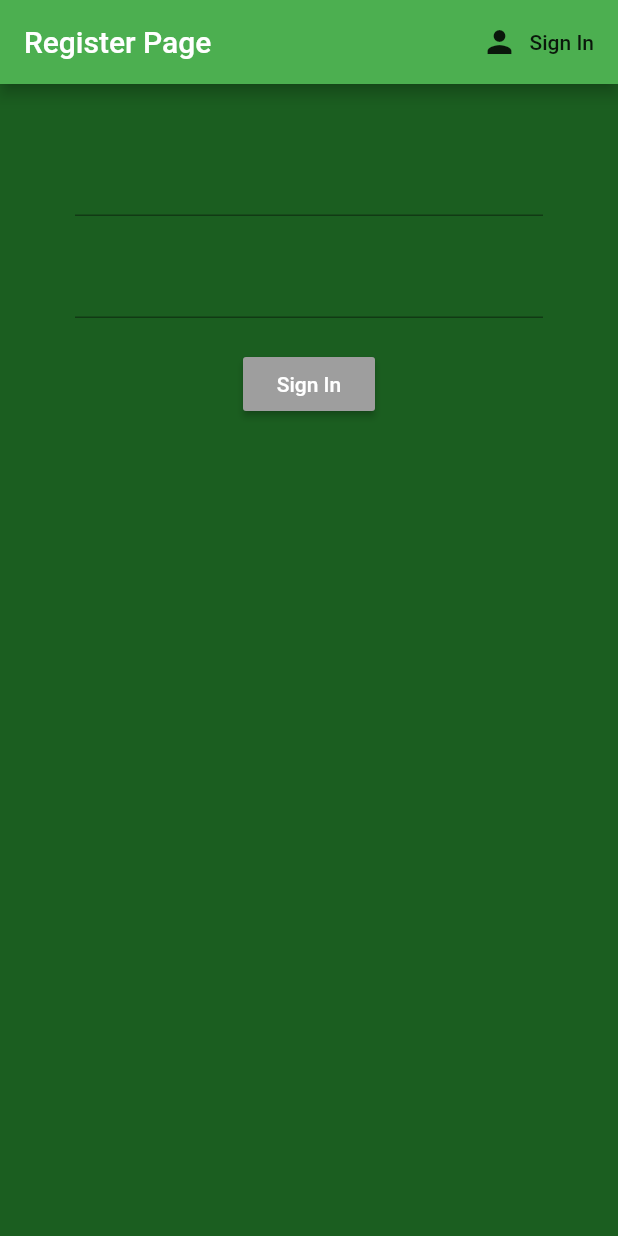
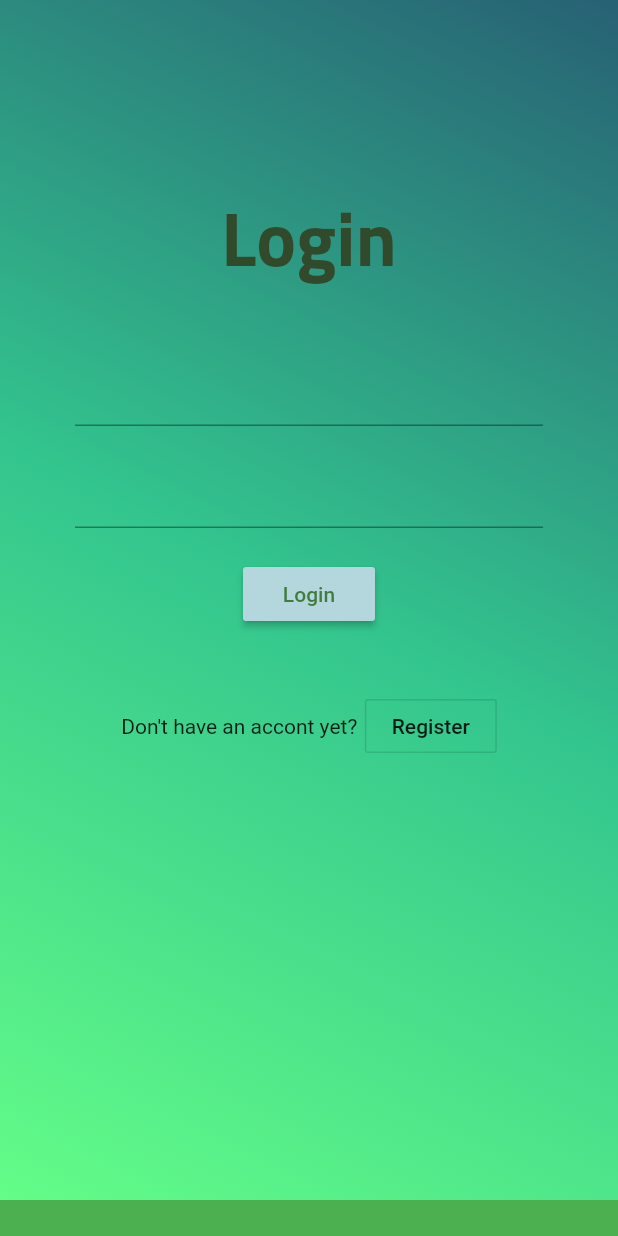
Before and after one commit to JoaoPedroVisconti/Agropec_App, a Flutter app: the screen it shows after launch, on a phone screen of 412 x 824 dp. Run offline on Flutter 3.47's test engine with Material 2 defaults, Android fonts, the phone set to English and light mode, and no system bars; our stand-ins replace firebase_auth, firebase_core; accounts and stored records are empty.

Commit message:
Start UI Login

```diff
--- /dev/null
+++ b/agropec_app/lib/Models/global.dart
@@ -0,0 +1,36 @@
+import 'package:flutter/material.dart';
+
+Color milkWhiteYellow = Color(0xFFEADFCE);
+Color greenMiddle = Color(0xFF427C3D);
+Color greenLight = Color(0xFF48A662);
+Color greenDark = Color(0xFF314A2C);
+Color blueMiddle = Color(0xFF009BDD);
+
+Color buttonBlueLight = Color(0xFFB3D7DC);
+
+// Swipped Colors
+// Color greenBeg = Color(0xFF117c6f);
+// Color greenMid = Color(0xFF289c8e);
+// Color greenEnd = Color(0xFF2fc4b2);
+
+// Color greenBeg = Color(0xFF1b2727);
+// Color greenMid = Color(0xFF6b8e4e);
+// Color greenEnd = Color(0xFFd5dddf);
+
+Color greenBeg = Color(0xFF276174);
+Color greenMid = Color(0xFF33c58e);
+Color greenEnd = Color(0xFF63fd88);
+
+TextStyle loginTitleStyle = TextStyle(
+  fontFamily: 'TitilliumWeb',
+  // fontWeight: FontWeight.bold,
+  color: greenDark,
+  fontSize: 50,
+);
+
+// TextStyle darkTodoTitle = TextStyle(
+//   fontFamily: 'Avenir',
+//   fontWeight: FontWeight.bold,
+//   color: darkGreyColor,
+//   fontSize: 30,
+// );
--- a/agropec_app/lib/Screens/Authentication/authenticate.dart
+++ b/agropec_app/lib/Screens/Authentication/authenticate.dart
@@ -1,4 +1,4 @@
-import 'package:agropec_app/Screens/Authentication/sign_in.dart';
+import 'package:agropec_app/Screens/Authentication/login.dart';
 import 'package:agropec_app/Screens/Authentication/register.dart';
 import 'package:flutter/material.dart';
 
@@ -8,18 +8,18 @@ class Authenticate extends StatefulWidget {
 }
 
 class _AuthenticateState extends State<Authenticate> {
-  bool showSignIn = false;
+  bool showLogin = true;
 
   void toggleView() {
     setState(() {
-      showSignIn = !showSignIn;
+      showLogin = !showLogin;
     });
   }
 
   @override
   Widget build(BuildContext context) {
-    if (showSignIn) {
-      return SignIn(toggleView: toggleView);
+    if (showLogin) {
+      return Login(toggleView: toggleView);
     } else {
       return Register(toggleView: toggleView);
     }
--- /dev/null
+++ b/agropec_app/lib/Screens/Authentication/login.dart
@@ -0,0 +1,157 @@
+import 'package:agropec_app/services/auth.dart';
+import 'package:flutter/material.dart';
+import 'package:agropec_app/Models/global.dart';
+
+class Login extends StatefulWidget {
+  final Function toggleView;
+
+  Login({this.toggleView});
+
+  @override
+  _LoginState createState() => _LoginState();
+}
+
+class _LoginState extends State<Login> {
+  final AuthService _auth = AuthService();
+  final _formKey = GlobalKey<FormState>();
+
+  String email = '';
+  String password = '';
+  String error = '';
+
+  @override
+  Widget build(BuildContext context) {
+    return Scaffold(
+      extendBodyBehindAppBar: true,
+      backgroundColor: Colors.green,
+      // appBar: AppBar(
+      //   centerTitle: true,
+      //   elevation: 10,
+      //   shape: RoundedRectangleBorder(
+      //     borderRadius: BorderRadius.only(
+      //         bottomLeft: Radius.circular(20),
+      //         bottomRight: Radius.circular(20)),
+      //   ),
+      //   backgroundColor: buttonBlueLight,
+      //   title: Text(
+      //     'Login',
+      //     style: TextStyle(
+      //       color: greenMiddle,
+      //     ),
+      //   ),
+      //   actions: [
+      //     FlatButton.icon(
+      //       onPressed: () {
+      //         widget.toggleView();
+      //       },
+      //       icon: Icon(Icons.person),
+      //       label: Text('Register'),
+      //     )
+      //   ],
+      // ),
+      body: SingleChildScrollView(
+        child: Container(
+          height: 800,
+          decoration: BoxDecoration(
+            gradient: LinearGradient(
+              begin: Alignment.topRight,
+              end: Alignment.bottomLeft,
+              colors: [
+                greenBeg,
+                greenMid,
+                greenEnd,
+              ],
+            ),
+          ),
+          // decoration: BoxDecoration(
+          //   image: DecorationImage(
+          //       image: AssetImage('assets/background_login.png'),
+          //       fit: BoxFit.fill),
+          // ),
+          padding: EdgeInsets.symmetric(vertical: 20, horizontal: 50),
+          child: Column(
+            children: [
+              Container(
+                padding: EdgeInsets.only(top: 100),
+                child: Text(
+                  'Login',
+                  style: loginTitleStyle,
+                ),
+              ),
+              Form(
+                key: _formKey,
+                child: Column(
+                  children: [
+                    SizedBox(height: 40),
+                    TextFormField(
+                      validator: (val) => val.isEmpty ? 'Enter an Email' : null,
+                      onChanged: (val) {
+                        setState(() {
+                          email = val;
+                        });
+                      },
+                    ),
+                    SizedBox(height: 20),
+                    TextFormField(
+                      validator: (val) => val.length < 6
+                          ? 'Enter a Password 6+ Chars Long'
+                          : null,
+                      obscureText: true,
+                      onChanged: (val) {
+                        setState(() {
+                          password = val;
+                        });
+                      },
+                    ),
+                    SizedBox(height: 20),
+                    RaisedButton(
+                      color: buttonBlueLight,
+                      child: Text(
+                        'Login',
+                        style: TextStyle(
+                          color: greenMiddle,
+                        ),
+                      ),
+                      onPressed: () async {
+                        if (_formKey.currentState.validate()) {
+                          dynamic result = await _auth
+                              .loginWithEmailAndPassword(email, password);
+
+                          if (result == null) {
+                            setState(() {
+                              error =
+                                  'Could not login in with those Credentials';
+                            });
+                          }
+                        }
+                      },
+                    ),
+                    SizedBox(height: 12),
+                    Text(
+                      error,
+                      style: TextStyle(color: Colors.red, fontSize: 14),
+                    ),
+                    SizedBox(height: 12),
+                    Row(
+                      mainAxisAlignment: MainAxisAlignment.center,
+                      children: [
+                        Text("Don't have an accont yet?"),
+                        SizedBox(width: 5),
+                        OutlineButton(
+                          onPressed: () {
+                            widget.toggleView();
+                          },
+                          child: Text('Register'),
+                        )
+                      ],
+                    )
+                  ],
+                ),
+              ),
+            ],
+          ),
+        ),
+      ),
+    );
+  }
+}
--- a/agropec_app/lib/Screens/Authentication/register.dart
+++ b/agropec_app/lib/Screens/Authentication/register.dart
@@ -1,5 +1,6 @@
 import 'package:agropec_app/Services/auth.dart';
 import 'package:flutter/material.dart';
+import 'package:agropec_app/Models/global.dart';
 
 class Register extends StatefulWidget {
   final Function toggleView;
@@ -20,27 +21,46 @@ class _RegisterState extends State<Register> {
   @override
   Widget build(BuildContext context) {
     return Scaffold(
-      backgroundColor: Colors.green[900],
+      extendBodyBehindAppBar: true,
+      backgroundColor: Colors.green,
       appBar: AppBar(
-        backgroundColor: Colors.green,
-        title: Text('Register Page'),
+        centerTitle: true,
+        elevation: 10,
+        shape: RoundedRectangleBorder(
+          borderRadius: BorderRadius.only(
+              bottomLeft: Radius.circular(20),
+              bottomRight: Radius.circular(20)),
+        ),
+        backgroundColor: milkWhiteYellow,
+        title: Text(
+          'Register',
+          style: TextStyle(
+            color: greenMiddle,
+          ),
+        ),
         actions: [
           FlatButton.icon(
             onPressed: () {
               widget.toggleView();
             },
             icon: Icon(Icons.person),
-            label: Text('Sign In'),
+            label: Text('Login'),
           )
         ],
       ),
       body: Container(
+        height: 800,
+        decoration: BoxDecoration(
+          image: DecorationImage(
+              image: AssetImage('assets/background_login.png'),
+              fit: BoxFit.fill),
+        ),
         padding: EdgeInsets.symmetric(vertical: 20, horizontal: 50),
         child: Form(
           key: _formKey,
           child: Column(
             children: [
-              SizedBox(height: 20),
+              SizedBox(height: 150),
               TextFormField(
                 validator: (val) => val.isEmpty ? 'Enter an Email' : null,
                 onChanged: (val) {
@@ -62,11 +82,11 @@ class _RegisterState extends State<Register> {
               ),
               SizedBox(height: 20),
               RaisedButton(
-                color: Colors.grey,
+                color: milkWhiteYellow,
                 child: Text(
-                  'Sign In',
+                  'Register',
                   style: TextStyle(
-                    color: Colors.white,
+                    color: greenMiddle,
                   ),
                 ),
                 onPressed: () async {
@@ -86,6 +106,20 @@ class _RegisterState extends State<Register> {
               Text(
                 error,
                 style: TextStyle(color: Colors.red, fontSize: 14),
+              ),
+              SizedBox(height: 12),
+              Row(
+                mainAxisAlignment: MainAxisAlignment.center,
+                children: [
+                  Text("Already have an account?"),
+                  SizedBox(width: 5),
+                  OutlineButton(
+                    onPressed: () {
+                      widget.toggleView();
+                    },
+                    child: Text('Login'),
+                  )
+                ],
               )
             ],
           ),
```
Also changed, not shown: agropec_app/lib/Screens/Authentication/login copy.dart (renamed from agropec_app/lib/Screens/Authentication/sign_in.dart, +47 -13 lines), agropec_app/lib/Services/auth.dart (+1 -13 lines), agropec_app/pubspec.yaml (+4 -6 lines), agropec_app/assets/background_login.png (added), agropec_app/fonts/TitilliumWeb-Bold.ttf (added), 1 other file.
